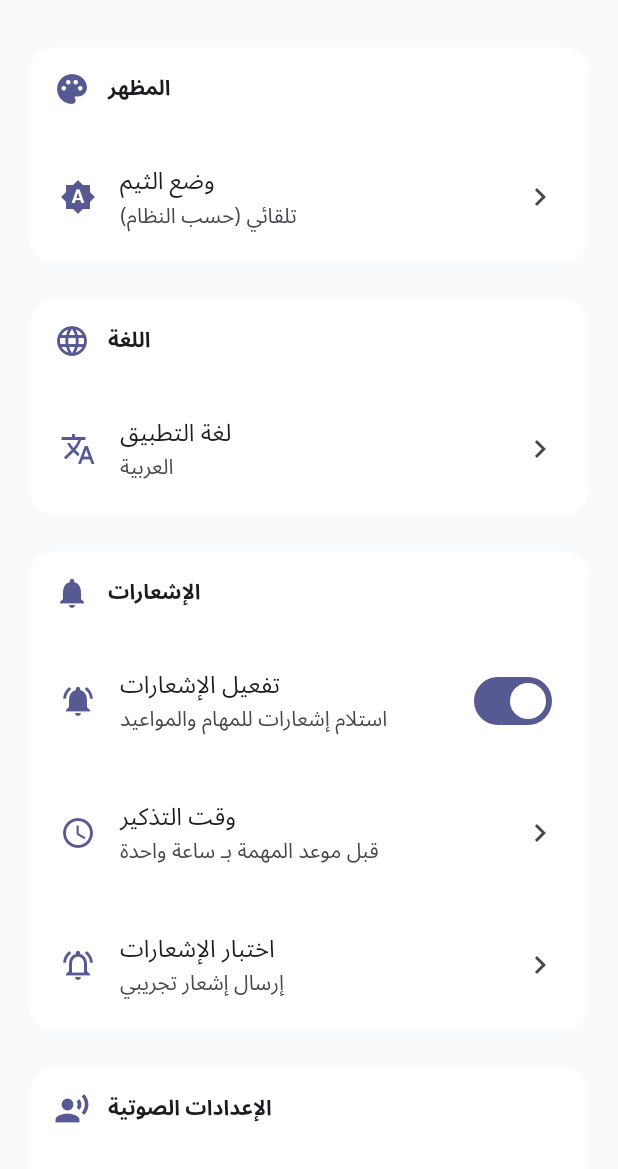
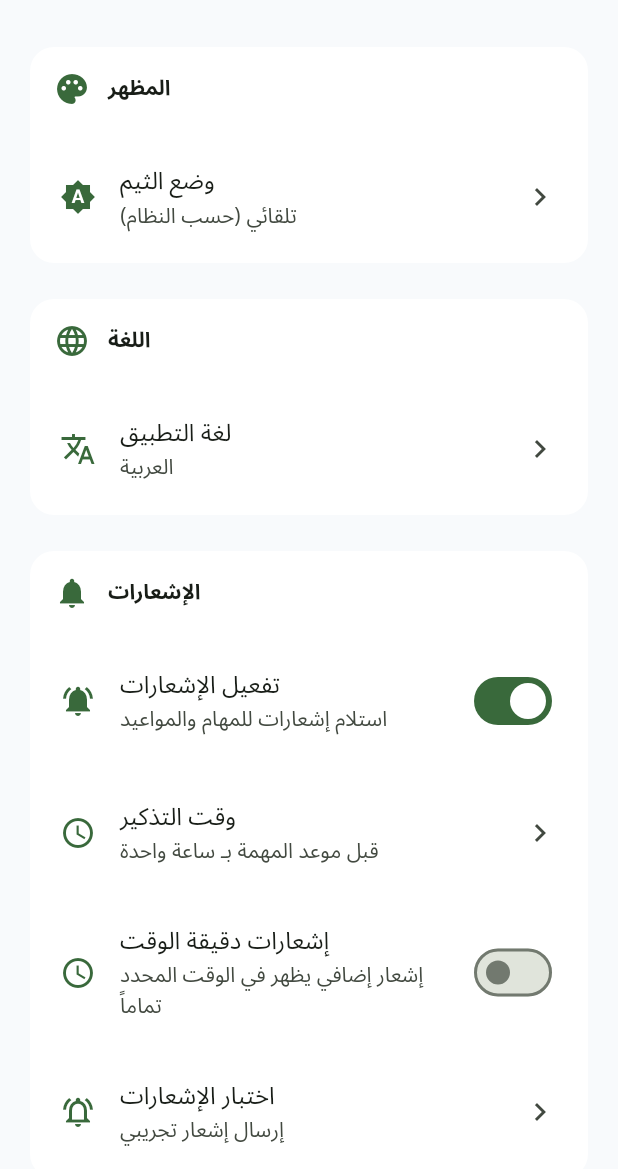
Before and after one commit to y0ussefmahmoud/Y0-To-Do-App, a Flutter app: the screen it shows after launch, after a tap on the "settings" icon, on a phone screen of 412 x 824 dp, the part 67-1236 px from its top. Run offline on Flutter 3.47's test engine with Material 3 defaults, Android fonts, the phone set to English and light mode, and no system bars; drawn by our look-alikes of flutter_animate; our stand-ins replace fl_chart, flutter_local_notifications, flutter_riverpod, flutter_slidable, flutter_tts, hive and 8 more; accounts and stored records are empty.

Commit message:
سيغاسياس

```diff
--- a/lib/main.dart
+++ b/lib/main.dart
@@ -1,3 +1,5 @@
+// ignore_for_file: unused_local_variable, prefer_const_constructors
+
 import 'package:flutter/material.dart';
 import 'package:flutter_riverpod/flutter_riverpod.dart';
 import 'package:hive_flutter/hive_flutter.dart';
@@ -36,22 +38,6 @@ Future<void> main() async {
   ErrorHandler.logInfo('Starting Y0 To-Do App initialization');
 
   try {
-    // Initialize notification service with better error handling
-    NotificationService.setNavigatorKey(appNavigatorKey);
-
-    try {
-      final notificationService = NotificationService();
-      final notificationInitialized = await notificationService.initialize();
-      if (notificationInitialized) {
-        ErrorHandler.logSuccess('Notification service initialized');
-      } else {
-        ErrorHandler.logWarning('Notification service failed to initialize - app will continue without notifications');
-      }
-    } catch (e, stackTrace) {
-      ErrorHandler.handleError(e, stackTrace, context: 'Notification service initialization failed');
-      // Continue without notifications
-    }
-
     // Initialize Hive with comprehensive error handling
     try {
       ErrorHandler.logInfo('Initializing Hive...');
@@ -158,7 +144,8 @@ Future<void> main() async {
 
     // Check for pending navigation from background notifications
     try {
-      await NotificationService.checkPendingNavigation();
+      final notificationService = NotificationService();
+      await notificationService.checkPendingNavigation();
     } catch (e, stackTrace) {
       ErrorHandler.handleError(e, stackTrace, context: 'Failed to check pending navigation');
       // Continue - not critical
@@ -172,9 +159,7 @@ Future<void> main() async {
           Hive.box<AppSettings>('settingsBox'),
         ),
       ],
-      child: const ErrorBoundary(
-        child: MyApp(),
-      ),
+      child: AppInitializer(),
     ));
   } catch (e, stackTrace) {
     ErrorHandler.handleError(e, stackTrace, context: 'App initialization');
@@ -222,9 +207,10 @@ class MyApp extends ConsumerWidget {
   /// يحتوي على تخصيص شامل للألوان والأشكال
   /// يستخدم Material 3 design
   /// يحسن contrast ratio للـ accessibility
+  /// يستخدم ألوان حديثة ومناسبة للـ UI
   ThemeData _buildLightTheme() {
-    const primaryColor = Color(0xFF6366F1); // Indigo
-    const backgroundColor = Color(0xFFF8FAFC);
+    const primaryColor = Color(0xFF66BB6A); // أزرق أفتح وأحدث
+    const backgroundColor = Color(0xFFF8FAFC); // أبيض نقي
 
     return ThemeData(
       useMaterial3: true,
@@ -381,15 +367,15 @@ class MyApp extends ConsumerWidget {
         fillColor: const Color(0xFFF1F5F9),
         border: OutlineInputBorder(
           borderRadius: BorderRadius.circular(12),
-          borderSide: const BorderSide(color: Color(0xFFE2E8F0)),
+          borderSide: BorderSide(color: const Color(0xFF66BB6A)), // نفس لون الـ primary
         ),
         enabledBorder: OutlineInputBorder(
           borderRadius: BorderRadius.circular(12),
-          borderSide: const BorderSide(color: Color(0xFFE2E8F0)),
+          borderSide: BorderSide(color: const Color(0xFF66BB6A)),
         ),
         focusedBorder: OutlineInputBorder(
           borderRadius: BorderRadius.circular(12),
-          borderSide: const BorderSide(color: primaryColor, width: 2),
+          borderSide: const BorderSide(color: Color(0xFF66BB6A), width: 2),
         ),
         contentPadding: const EdgeInsets.symmetric(horizontal: 16, vertical: 16),
       ),
@@ -398,7 +384,7 @@ class MyApp extends ConsumerWidget {
       elevatedButtonTheme: ElevatedButtonThemeData(
         style: ElevatedButton.styleFrom(
           elevation: 0,
-          backgroundColor: primaryColor,
+          backgroundColor: const Color(0xFF66BB6A), // نفس لون الـ primary
           foregroundColor: Colors.white,
           shape: RoundedRectangleBorder(
             borderRadius: BorderRadius.circular(12),
@@ -415,12 +401,13 @@ class MyApp extends ConsumerWidget {
 
   /// بناء الثيم الداكن
   ///
-  /// يحتوي على تخصيص للوضع الليلي
+  /// يحتوي على تخصيص متقدم للوضع الليلي
   /// يستخدم Material 3 design
   /// يحسن contrast ratio للـ accessibility
+  /// يستخدم ألوان حديثة ومناسبة
   ThemeData _buildDarkTheme() {
-    const primaryColor = Color(0xFF6366F1);
-    const backgroundColor = Color(0xFF0F172A);
+    const primaryColor = Color(0xFF66BB6A); // أزرق أفتح للـ dark mode
+    const backgroundColor = Color(0xFF121212); // أسود داكن ناعم
 
     return ThemeData(
       useMaterial3: true,
@@ -461,8 +448,86 @@ class MyApp extends ConsumerWidget {
         shape: RoundedRectangleBorder(
           borderRadius: BorderRadius.circular(16),
         ),
-        color: const Color(0xFF1E293B),
+        color: const Color(0xFF1E293B), // أزرق داكن للـ contrast
+        shadowColor: Colors.black.withValues(alpha: 0.3),
       ),
     );
   }
 }
+
+/// Widget لتهيئة التطبيق بعد ProviderScope
+///
+/// يقوم بتهيئة خدمة الإشعارات بعد إعداد ProviderScope
+/// لضمان توفر الـ ref للإشعارات
+class AppInitializer extends ConsumerStatefulWidget {
+  const AppInitializer({super.key});
+
+  @override
+  ConsumerState<AppInitializer> createState() => _AppInitializerState();
+}
+
+class _AppInitializerState extends ConsumerState<AppInitializer> {
+  bool _notificationInitialized = false;
+
+  @override
+  void initState() {
+    super.initState();
+    _initializeNotificationService();
+  }
+
+  Future<void> _initializeNotificationService() async {
+    try {
+      // تعيين مفتاح التنقل
+      final notificationService = NotificationService();
+      notificationService.setNavigatorKey(appNavigatorKey);
+
+      // تعيين الـ ref للوصول إلى providers
+      notificationService.setRef(ref as Ref);
+
+      // تهيئة خدمة الإشعارات
+      final notificationInitialized = await notificationService.initialize();
+
+      if (notificationInitialized) {
+        ErrorHandler.logSuccess('Notification service initialized successfully');
+      } else {
+        ErrorHandler.logWarning('Notification service failed to initialize - app will continue without notifications');
+      }
+
+      setState(() {
+        _notificationInitialized = true;
+      });
+    } catch (e, stackTrace) {
+      ErrorHandler.handleError(e, stackTrace, context: 'Notification service initialization in AppInitializer failed');
+      // Continue with app even if notifications fail
+      setState(() {
+        _notificationInitialized = true;
+      });
+    }
+  }
+
+  @override
+  Widget build(BuildContext context) {
+    // انتظر حتى تتم تهيئة الإشعارات قبل عرض التطبيق
+    if (!_notificationInitialized) {
+      return const MaterialApp(
+        debugShowCheckedModeBanner: false,
+        home: Scaffold(
+          body: Center(
+            child: Column(
+              mainAxisAlignment: MainAxisAlignment.center,
+              children: [
+                CircularProgressIndicator(),
+                SizedBox(height: 16),
+                Text('جاري تهيئة التطبيق...'),
+              ],
+            ),
+          ),
+        ),
+      );
+    }
+
+    return const ErrorBoundary(
+      child: MyApp(),
+    );
+  }
+}
--- a/lib/providers/ai_provider.dart
+++ b/lib/providers/ai_provider.dart
@@ -27,7 +27,7 @@ final speechServiceProvider = Provider<SpeechService>((ref) {
 final notificationServiceProvider = Provider<NotificationService>((ref) {
   final service = NotificationService();
   // تعيين الـ Ref للوصول إلى providers من داخل الخدمة
-  NotificationService.setRef(ref);
+  service.setRef(ref);
   return service;
 });
 
--- a/lib/providers/settings_provider.dart
+++ b/lib/providers/settings_provider.dart
@@ -86,6 +86,11 @@ class SettingsNotifier extends StateNotifier<AppSettings> {
     await _saveSettings();
   }
 
+  Future<void> toggleExactTimeNotifications(bool enabled) async {
+    state = state.copyWith(exactTimeNotificationsEnabled: enabled);
+    await _saveSettings();
+  }
+
   Future<void> resetToDefaults() async {
     state = const AppSettings();
     await _saveSettings();
--- a/lib/screens/home_screen.dart
+++ b/lib/screens/home_screen.dart
@@ -48,16 +48,25 @@ class HomeScreen extends ConsumerWidget {
         child: NotificationListener<ScrollNotification>(
           onNotification: (scrollNotification) {
             // Load next page when user reaches 80% of the list
-            if (scrollNotification is ScrollEndNotification &&
-                scrollNotification.metrics.extentAfter < 200 &&
+            if (scrollNotification is ScrollUpdateNotification &&
+                scrollNotification.metrics.extentAfter < 300 &&
                 !isPaginationLoading &&
                 hasMorePages &&
                 searchState.query.isEmpty) {
+              // Debounce the loading to prevent multiple calls
+              Future.delayed(const Duration(milliseconds: 100), () {
+                if (!isPaginationLoading && hasMorePages) {
                   ref.read(tasksProvider.notifier).loadNextPage();
                 }
+              });
+            }
             return false;
           },
           child: CustomScrollView(
+            physics: const AlwaysScrollableScrollPhysics(
+              parent: BouncingScrollPhysics(),
+            ),
+            cacheExtent: 500, // Improve performance by caching more items
             slivers: [
             // Modern Header
             SliverAppBar(
@@ -180,14 +189,14 @@ class HomeScreen extends ConsumerWidget {
                           sliver: SliverList(
                             delegate: SliverChildBuilderDelegate(
                               (context, index) {
-                                // If we're at the end and there are more pages, show loading indicator
-                                if (index == tasks.length && hasMorePages && searchState.query.isEmpty) {
+                                // Handle loading and end states
+                                if (index >= tasks.length) {
+                                  if (hasMorePages && searchState.query.isEmpty) {
                                     return _buildLoadingIndicator();
-                                }
-
-                                // If we're at the end and no more pages, show end message
-                                if (index == tasks.length && !hasMorePages && searchState.query.isEmpty) {
+                                  } else if (!hasMorePages && searchState.query.isEmpty) {
                                     return _buildEndOfListMessage();
+                                  }
+                                  return const SizedBox.shrink(); // Empty widget for search mode
                                 }
 
                                 final task = tasks[index];
@@ -1692,8 +1701,7 @@ class HomeScreen extends ConsumerWidget {
 
   /// مؤشر التحميل ل Pagination
   Widget _buildLoadingIndicator() {
-    return SliverToBoxAdapter(
-      child: Container(
+    return Container(
       padding: const EdgeInsets.all(32),
       child: Center(
         child: Column(
@@ -1719,14 +1727,12 @@ class HomeScreen extends ConsumerWidget {
           ],
         ),
       ),
-      ),
     );
   }
 
   /// رسالة نهاية القائمة
   Widget _buildEndOfListMessage() {
-    return SliverToBoxAdapter(
-      child: Container(
+    return Container(
       padding: const EdgeInsets.all(32),
       child: Center(
         child: Column(
@@ -1748,7 +1754,6 @@ class HomeScreen extends ConsumerWidget {
           ],
         ),
       ),
-      ),
     );
   }
 }
@@ -1760,13 +1765,9 @@ class _EmptyState extends StatelessWidget {
 
   @override
   Widget build(BuildContext context) {
-    return LayoutBuilder(
-      builder: (context, constraints) {
-        return SingleChildScrollView(
+    return Center(
+      child: Padding(
         padding: const EdgeInsets.all(16),
-          child: ConstrainedBox(
-            constraints: BoxConstraints(minHeight: constraints.maxHeight),
-            child: Center(
         child: Column(
           mainAxisAlignment: MainAxisAlignment.center,
           children: [
@@ -1803,9 +1804,6 @@ class _EmptyState extends StatelessWidget {
           ],
         ),
       ),
-          ),
-        );
-      },
-    );
-  }
-}
+    );
+  }
+}
--- a/lib/screens/settings_screen.dart
+++ b/lib/screens/settings_screen.dart
@@ -1,7 +1,10 @@
+// ignore_for_file: use_build_context_synchronously, duplicate_ignore
+
 import 'package:flutter/material.dart';
 import 'package:flutter/services.dart';
 import 'package:flutter_riverpod/flutter_riverpod.dart';
 import 'package:flutter_animate/flutter_animate.dart';
+import 'package:package_info_plus/package_info_plus.dart';
 import '../providers/settings_provider.dart';
 import '../providers/task_provider.dart';
 import '../providers/ai_provider.dart';
@@ -132,6 +135,36 @@ class _SettingsScreenState extends ConsumerState<SettingsScreen> {
                         trailing: const Icon(Icons.chevron_right),
                         onTap: () => _showNotificationTimeSelector(context),
                       ),
+                      SwitchListTile(
+                        secondary: Icon(
+                          settings.exactTimeNotificationsEnabled
+                              ? Icons.access_time
+                              : Icons.access_time_outlined,
+                          color: theme.colorScheme.primary,
+                        ),
+                        title: const Text('إشعارات دقيقة الوقت'),
+                        subtitle: const Text('إشعار إضافي يظهر في الوقت المحدد تماماً'),
+                        value: settings.exactTimeNotificationsEnabled,
+                        onChanged: (value) async {
+                          HapticFeedback.lightImpact();
+
+                          // تحديث الإعدادات
+                          await ref.read(settingsProvider.notifier).toggleExactTimeNotifications(value);
+
+                          // التعامل مع الإشعارات
+                          if (value) {
+                            // تفعيل الإشعارات الدقيقة: إعادة جدولة جميع الإشعارات
+                            await ref.read(tasksProvider.notifier).rescheduleAllNotifications();
+                            // ignore: use_build_context_synchronously
+                            _showSnackBar(context, 'تم تفعيل الإشعارات الدقيقة');
+                          } else {
+                            // تعطيل الإشعارات الدقيقة: إلغاء الإشعارات الدقيقة فقط
+                            await ref.read(tasksProvider.notifier).rescheduleAllNotifications();
+                            // ignore: use_build_context_synchronously
+                            _showSnackBar(context, 'تم تعطيل الإشعارات الدقيقة');
+                          }
+                        },
+                      ),
                       ListTile(
                         leading: Icon(
                           Icons.notifications_active_outlined,
@@ -191,7 +224,7 @@ class _SettingsScreenState extends ConsumerState<SettingsScreen> {
                           color: theme.colorScheme.primary,
                         ),
                         title: const Text('معلومات التطبيق'),
-                        subtitle: const Text('Y0 To-Do App v1.0.0'),
+                        subtitle: const Text('Y0 To-Do App v2.2.3'),
                         trailing: const Icon(Icons.chevron_right),
                         onTap: () => _showAppInfo(context),
                       ),
@@ -315,11 +348,13 @@ class _SettingsScreenState extends ConsumerState<SettingsScreen> {
     );
   }
 
-  void _showAppInfo(BuildContext context) {
+  void _showAppInfo(BuildContext context) async {
+    final packageInfo = await PackageInfo.fromPlatform();
+
     showAboutDialog(
       context: context,
       applicationName: 'Y0 To-Do App',
-      applicationVersion: '1.0.0',
+      applicationVersion: packageInfo.version,
       applicationIcon: const Icon(Icons.task_alt, size: 48),
       children: [
         const Text('تطبيق مهام احترافي مع واجهة عربية كاملة ومميزات متقدمة.'),
--- a/lib/services/haptic_service.dart
+++ b/lib/services/haptic_service.dart
@@ -133,7 +133,7 @@ class HapticService {
 
     try {
       bool? hasVibrator = await Vibration.hasVibrator();
-      return hasVibrator ?? true; // Assume available if we can't check
+      return hasVibrator; // Assume available if we can't check
     } catch (e) {
       return true; // Assume available on mobile platforms
     }
--- a/lib/widgets/task_filter_chips.dart
+++ b/lib/widgets/task_filter_chips.dart
@@ -1,3 +1,5 @@
+// ignore_for_file: prefer_const_constructors, prefer_const_literals_to_create_immutables
+
 import 'package:flutter/material.dart';
 import 'package:flutter_riverpod/flutter_riverpod.dart';
 import 'package:flutter_animate/flutter_animate.dart';
--- a/pubspec.yaml
+++ b/pubspec.yaml
@@ -1,5 +1,5 @@
 name: y0_todo_app
-description: "A new Flutter project."
+description: "تطبيق إدارة المهام المتقدم مع واجهة عربية احترافية"
 # The following line prevents the package from being accidentally published to
 # pub.dev using `flutter pub publish`. This is preferred for private packages.
 publish_to: 'none' # Remove this line if you wish to publish to pub.dev
@@ -16,7 +16,7 @@ publish_to: 'none' # Remove this line if you wish to publish to pub.dev
 # https://developer.apple.com/library/archive/documentation/General/Reference/InfoPlistKeyReference/Articles/CoreFoundationKeys.html
 # In Windows, build-name is used as the major, minor, and patch parts
 # of the product and file versions while build-number is used as the build suffix.
-version: 2.1.0+1
+version: 2.2.3+1
 
 environment:
   sdk: ^3.5.3
@@ -59,6 +59,7 @@ dependencies:
   # Additional UI
   flutter_animate: ^4.5.0
   fl_chart: ^0.68.0
+  package_info_plus: ^8.0.0
 
   # UX Enhancements
   flutter_slidable: ^3.0.0  # للـ Swipe to delete/complete
```
Also changed, not shown: lib/models/app_settings.dart (+12 -2 lines), lib/providers/search_provider.dart (+19 -2 lines), lib/providers/task_provider.dart (+27 -0 lines), lib/services/notification_service.dart (+194 -32 lines), lib/services/speech_service.dart (+66 -33 lines), lib/models/app_settings.g.dart, pubspec.lock, 4 other files. Lines whose indentation alone changed are shown as unchanged.
